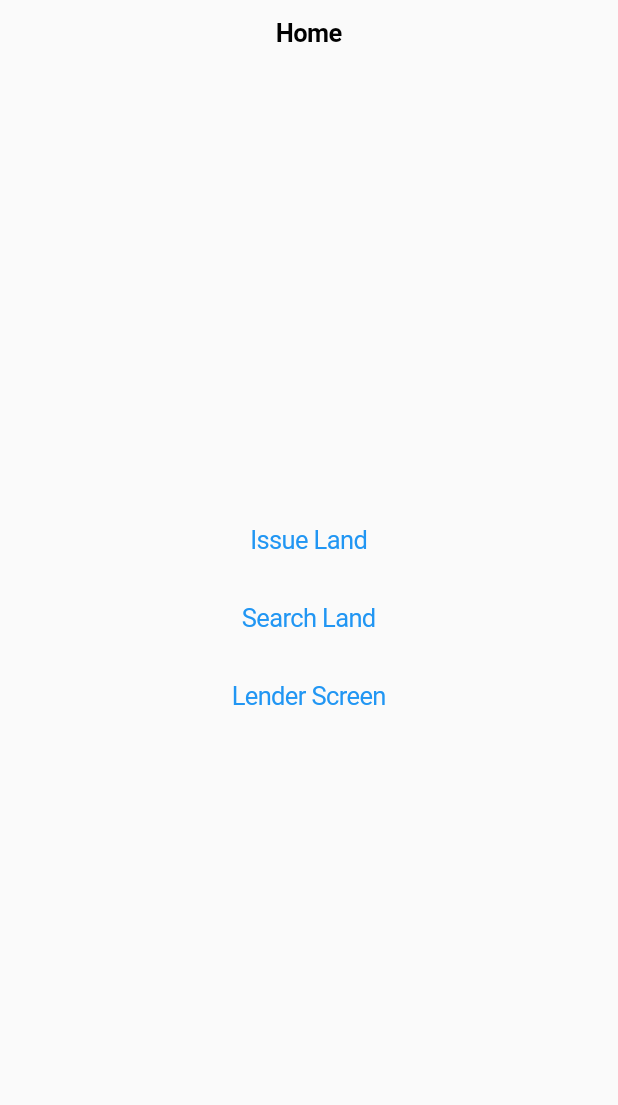
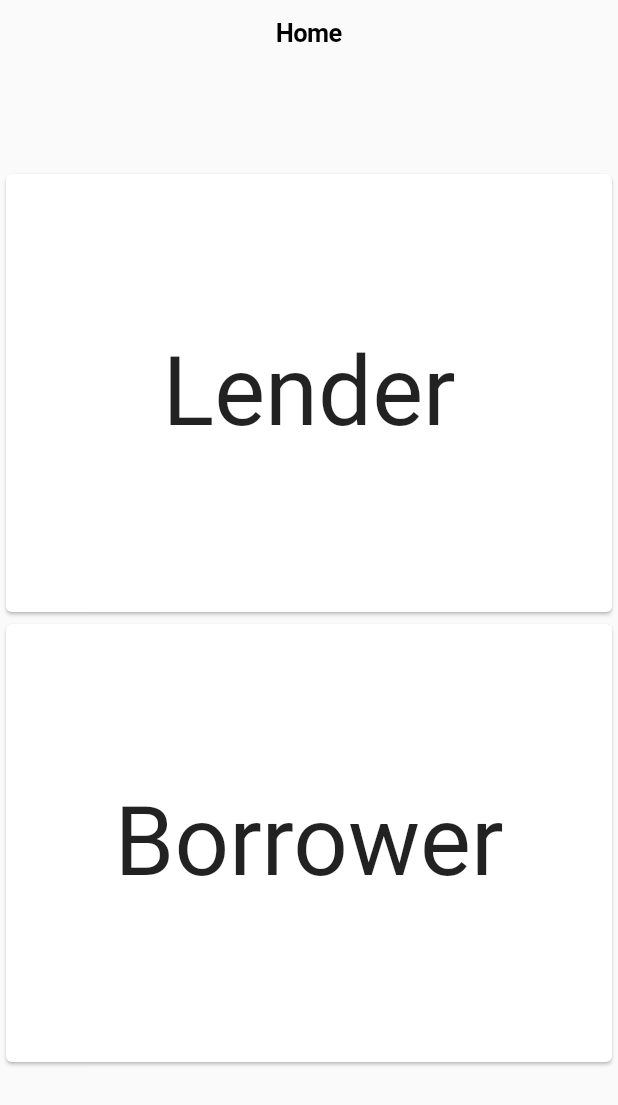
Before and after one commit to blockbyte-sbhack19/frontend, a Flutter app: the screen it shows after launch, on a phone screen of 412 x 824 dp. Shown: the top 1105 px of the screen. Run offline on Flutter 3.47's test engine with Material 2 defaults, Android fonts, the phone set to English and light mode, and no system bars.

Commit message:
add dummy cards to home screen

```diff
--- a/blockbyte/lib/screens/main_screen.dart
+++ b/blockbyte/lib/screens/main_screen.dart
@@ -3,7 +3,6 @@ import 'package:flutter/cupertino.dart';
 
 import 'package:blockbyte/screens/issue_screen.dart';
 import 'package:blockbyte/screens/search_screen.dart';
-import 'package:blockbyte/screens/filter_screen.dart';
 
 class MainScreen extends StatefulWidget {
   MainScreen({Key key}) : super(key: key);
@@ -13,44 +12,53 @@ class MainScreen extends StatefulWidget {
 }
 
 class MainScreenState extends State<MainScreen> {
-
   @override
   Widget build(BuildContext context) {
     return CupertinoPageScaffold(
       navigationBar: CupertinoNavigationBar(
         middle: Text("Home"),
       ),
-      child: Center(
       child: Column(
         mainAxisAlignment: MainAxisAlignment.center,
+        crossAxisAlignment: CrossAxisAlignment.stretch,
         children: <Widget>[
-            CupertinoButton(
-              child: Text("Issue Land"),
-              onPressed: () {
+          new GestureDetector(
+            onTap: () {
               Navigator.push(
                 context,
                 CupertinoPageRoute(builder: (context) => IssueScreen()),
               );
             },
+            child: SizedBox(
+              height: 300,
+              child: Card(
+                child: Center(
+                    child: Text(
+                  "Lender",
+                  style: TextStyle(fontSize: 64.0),
+                )),
               ),
-            CupertinoButton(
-              child: Text("Search Land"),
-              onPressed: () {
+            ),
+          ),
+          new GestureDetector(
+            onTap: () {
               Navigator.push(
                 context,
                 CupertinoPageRoute(builder: (context) => SearchScreen()),
               );
-              },),
-              CupertinoButton(
-              child: Text("Lender Screen"),
-              onPressed: () {
-                Navigator.push(
-                  context,
-                  CupertinoPageRoute(builder: (context) => LenderWidget()),
-                );
-              },),
+            },
+            child: SizedBox(
+              height: 300,
+              child: Card(
+                child: Center(
+                    child: Text(
+                  "Borrower",
+                  style: TextStyle(fontSize: 64.0),
+                )),
+              ),
+            ),
+          )
         ],
-        ),
       ),
     );
   }
```
Also changed, not shown: blockbyte/lib/screens/search_screen.dart (+30 -11 lines). Lines whose indentation alone changed are shown as unchanged.
